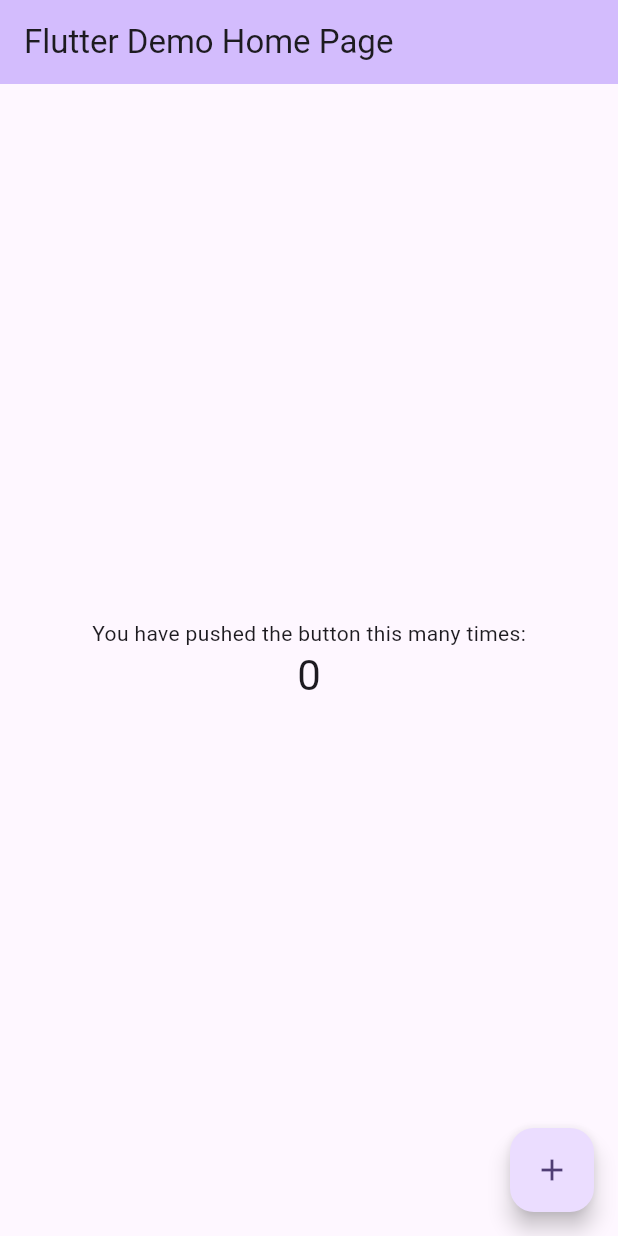
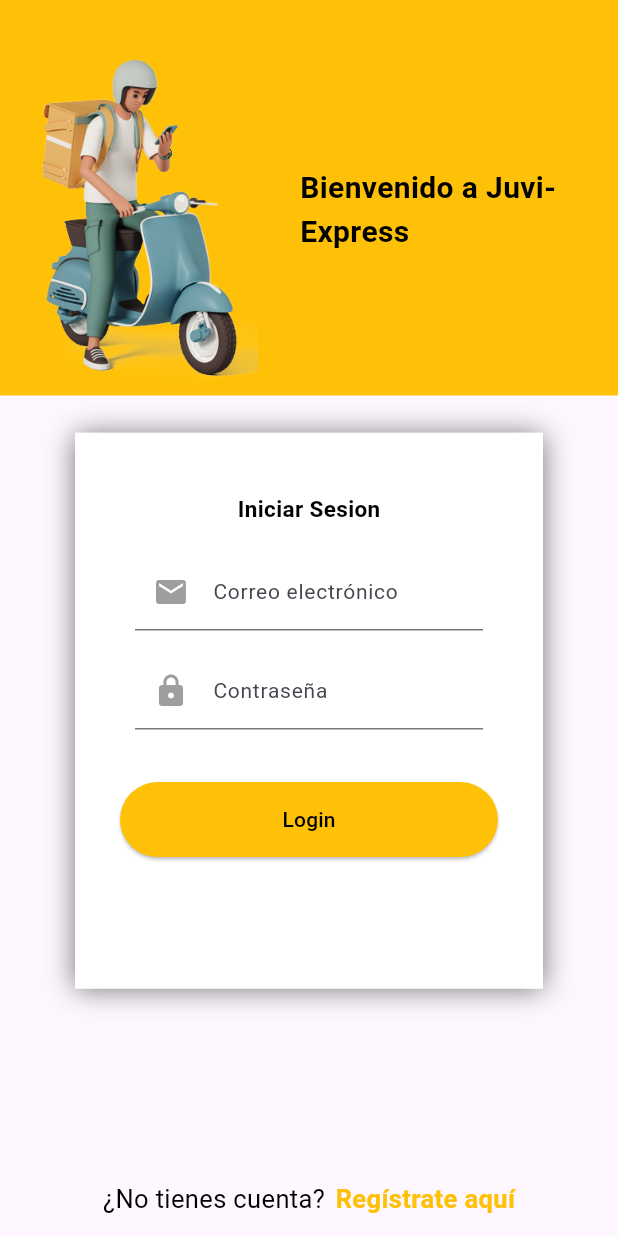
Before and after one commit to Jhonathan-Pizarra/PROYECTO_Juvi-Express, a Flutter app: the screen it shows after launch, on a phone screen of 412 x 824 dp. Run offline on Flutter 3.47's test engine with Material 3 defaults, Android fonts, the light colour scheme and no system bars; our stand-ins replace get.

Commit message:
Desing-Login

```diff
--- a/juvi_express/lib/main.dart
+++ b/juvi_express/lib/main.dart
@@ -1,125 +1,62 @@
 import 'package:flutter/material.dart';
+import 'package:get/get.dart';
+import 'package:juvi_express/src/pages/login/login_page.dart';
 
 void main() {
   runApp(const MyApp());
 }
 
-class MyApp extends StatelessWidget {
+class MyApp extends StatefulWidget {
   const MyApp({super.key});
 
-  // This widget is the root of your application.
+  @override
+  State<MyApp> createState() => _MyAppState();
+}
+
+class _MyAppState extends State<MyApp> {
+
+  @override
+  void initState() {
+    // TODO: implement initState
+    super.initState();
+  }
+
   @override
   Widget build(BuildContext context) {
-    return MaterialApp(
-      title: 'Flutter Demo',
+    return GetMaterialApp(
+      title: "Juvi-Express",
+      debugShowCheckedModeBanner: false,
       theme: ThemeData(
-        // This is the theme of your application.
-        //
-        // TRY THIS: Try running your application with "flutter run". You'll see
-        // the application has a purple toolbar. Then, without quitting the app,
-        // try changing the seedColor in the colorScheme below to Colors.green
-        // and then invoke "hot reload" (save your changes or press the "hot
-        // reload" button in a Flutter-supported IDE, or press "r" if you used
-        // the command line to start the app).
-        //
-        // Notice that the counter didn't reset back to zero; the application
-        // state is not lost during the reload. To reset the state, use hot
-        // restart instead.
-        //
-        // This works for code too, not just values: Most code changes can be
-        // tested with just a hot reload.
-        colorScheme: ColorScheme.fromSeed(seedColor: Colors.deepPurple),
-        useMaterial3: true,
+        primaryColor: Colors.amber, // Color principal de la aplicación
+        inputDecorationTheme: InputDecorationTheme(
+          focusedBorder: UnderlineInputBorder(
+            borderSide: BorderSide(color: Colors.amber), // Color del borde cuando está enfocado
+          ),
+        ),
       ),
-      home: const MyHomePage(title: 'Flutter Demo Home Page'),
+      initialRoute: '/',
+      getPages: [
+        GetPage(name: '/', page: ()=> LoginPage())
+      ],
+      navigatorKey: Get.key,
     );
   }
 }
 
-class MyHomePage extends StatefulWidget {
-  const MyHomePage({super.key, required this.title});
-
-  // This widget is the home page of your application. It is stateful, meaning
-  // that it has a State object (defined below) that contains fields that affect
-  // how it looks.
-
-  // This class is the configuration for the state. It holds the values (in this
-  // case the title) provided by the parent (in this case the App widget) and
-  // used by the build method of the State. Fields in a Widget subclass are
-  // always marked "final".
-
-  final String title;
-
-  @override
-  State<MyHomePage> createState() => _MyHomePageState();
-}
-
-class _MyHomePageState extends State<MyHomePage> {
-  int _counter = 0;
-
-  void _incrementCounter() {
-    setState(() {
-      // This call to setState tells the Flutter framework that something has
-      // changed in this State, which causes it to rerun the build method below
-      // so that the display can reflect the updated values. If we changed
-      // _counter without calling setState(), then the build method would not be
-      // called again, and so nothing would appear to happen.
-      _counter++;
-    });
-  }
-
-  @override
-  Widget build(BuildContext context) {
-    // This method is rerun every time setState is called, for instance as done
-    // by the _incrementCounter method above.
-    //
-    // The Flutter framework has been optimized to make rerunning build methods
-    // fast, so that you can just rebuild anything that needs updating rather
-    // than having to individually change instances of widgets.
-    return Scaffold(
-      appBar: AppBar(
-        // TRY THIS: Try changing the color here to a specific color (to
-        // Colors.amber, perhaps?) and trigger a hot reload to see the AppBar
-        // change color while the other colors stay the same.
-        backgroundColor: Theme.of(context).colorScheme.inversePrimary,
-        // Here we take the value from the MyHomePage object that was created by
-        // the App.build method, and use it to set our appbar title.
-        title: Text(widget.title),
-      ),
-      body: Center(
-        // Center is a layout widget. It takes a single child and positions it
-        // in the middle of the parent.
-        child: Column(
-          // Column is also a layout widget. It takes a list of children and
-          // arranges them vertically. By default, it sizes itself to fit its
-          // children horizontally, and tries to be as tall as its parent.
-          //
-          // Column has various properties to control how it sizes itself and
-          // how it positions its children. Here we use mainAxisAlignment to
-          // center the children vertically; the main axis here is the vertical
-          // axis because Columns are vertical (the cross axis would be
-          // horizontal).
-          //
-          // TRY THIS: Invoke "debug painting" (choose the "Toggle Debug Paint"
-          // action in the IDE, or press "p" in the console), to see the
-          // wireframe for each widget.
-          mainAxisAlignment: MainAxisAlignment.center,
-          children: <Widget>[
-            const Text(
-              'You have pushed the button this many times:',
-            ),
-            Text(
-              '$_counter',
-              style: Theme.of(context).textTheme.headlineMedium,
-            ),
-          ],
-        ),
-      ),
-      floatingActionButton: FloatingActionButton(
-        onPressed: _incrementCounter,
-        tooltip: 'Increment',
-        child: const Icon(Icons.add),
-      ), // This trailing comma makes auto-formatting nicer for build methods.
-    );
-  }
-}
+/*
+theme: ThemeData(
+        primaryColor: Colors.amber,
+        colorScheme: ColorScheme(
+          primary: Colors.amber,
+          secondary: Colors.amberAccent,
+          onBackground: Colors.grey,
+          brightness: Brightness.light,
+          onPrimary: Colors.amber,
+          surface: Colors.white,
+          onSurface: Colors.grey,
+          error: Colors.red,
+          onError: Colors.red,
+          onSecondary: Colors.amber,
+          //background: Colors.grey,
+        )
+        */
--- /dev/null
+++ b/juvi_express/lib/src/pages/login/login_page.dart
@@ -0,0 +1,258 @@
+import 'package:flutter/material.dart';
+
+class LoginPage extends StatelessWidget {
+  const LoginPage({super.key});
+
+  @override
+  Widget build(BuildContext context) {
+    return Scaffold(
+      bottomNavigationBar: Container(
+        height: 50,
+        child: _textDontHaveAccount(),
+      ),
+      body: Stack(
+        children: [
+          _backgroundCover(context),
+          _boxForm(context),
+          Column(
+            children: [
+              _imageAndTextRow(context), // Cambiamos esto
+            ],
+          )
+        ],
+      ),
+    );
+  }
+
+//SCREEN GENERAL
+  Widget _backgroundCover(BuildContext context) {
+    return Container(
+      width: double.infinity,
+      height: MediaQuery.of(context).size.height * 0.32,
+      color: Colors.amber,
+    );
+  }
+
+  Widget _textAppName() {
+    return Flexible(
+      child: Text(
+        'Bienvenido a Juvi-Express',
+        style: TextStyle(
+            fontSize: 20, fontWeight: FontWeight.bold, color: Colors.black),
+      ),
+    );
+  }
+
+  Widget _imageCover() {
+    return SafeArea(
+      child: Container(
+        margin: EdgeInsets.only(top: 20),
+        child: Image.asset(
+          'assets/img/deliveryC.png',
+          width: 200,
+          height: 220,
+        ),
+      ),
+    );
+  }
+
+  Widget _imageAndTextRow(BuildContext context) {
+    return SafeArea(
+      child: Container(
+        margin: EdgeInsets.only(top: 20),
+        //padding: EdgeInsets.symmetric(horizontal: 2), // Agrega padding horizontal
+        child: Row(
+          mainAxisAlignment: MainAxisAlignment.center,
+          children: [
+            _imageCover(),
+            //SizedBox(width: 1), // Espacio entre la imagen y el texto
+            _textAppName(),
+          ],
+        ),
+      ),
+    );
+  }
+
+  Widget _textDontHaveAccount() {
+    return Row(
+      mainAxisAlignment: MainAxisAlignment.center,
+      children: [
+        Text(
+          "¿No tienes cuenta?",
+          style: TextStyle(
+            color: Colors.black,
+            fontSize: 17,
+          ),
+        ),
+        SizedBox(
+          width: 7,
+        ),
+        Text(
+          "Regístrate aquí",
+          style: TextStyle(
+            color: Colors.amber,
+            fontWeight: FontWeight.bold,
+            fontSize: 17,
+          ),
+        ),
+      ],
+    );
+  }
+
+//LOGIN SECTION
+  Widget _boxForm(BuildContext context){
+
+    return Container(
+      height: MediaQuery.of(context).size.height*0.45,
+      margin: EdgeInsets.only(top: MediaQuery.of(context).size.height*0.35,left: 50, right: 50),
+      decoration: BoxDecoration(
+        color: Colors.white,
+        boxShadow: <BoxShadow>[
+          BoxShadow(
+            color: Colors.black54,
+            blurRadius: 15,
+            offset: Offset(0,0.75)
+          )
+        ]
+      ),
+      child: SingleChildScrollView(
+        child: Column(
+          children: [
+            _textYourInfo(),
+            _textFieldEmail(),
+            _textFieldPassword(),
+            _buttonLogin()
+          ],
+        ),
+      ),
+
+    );
+
+  }
+
+  Widget _textYourInfo(){
+    return Container(
+      margin: EdgeInsets.only(top: 40, bottom: 10),
+      child: Text(
+        "Iniciar Sesion",
+        style: TextStyle(
+          fontSize: 15, fontWeight: FontWeight.bold, color: Colors.black,
+        )
+      ),
+    );
+  }
+
+/*
+  Widget _textFieldEmail(){
+    return Container(
+      margin: EdgeInsets.symmetric(horizontal: 40),
+      child: TextField(
+        keyboardType: TextInputType.emailAddress,
+        decoration: InputDecoration(
+          hintText: "Correo electronico",
+          prefixIcon: Icon(Icons.email)
+        ),
+      ),
+    );
+  }*/
+
+
+   Widget _textFieldEmail() {
+    return Container(
+      margin: EdgeInsets.symmetric(horizontal: 40, vertical: 10), // Agregar margen vertical
+      child: Theme(
+        data: ThemeData(
+          primaryColor: Colors.amber, // Cambiar el color principal
+          inputDecorationTheme: InputDecorationTheme(
+            focusedBorder: UnderlineInputBorder(
+              borderSide: BorderSide(color: Colors.amber),
+            ),
+            prefixIconColor: MaterialStateColor.resolveWith(
+              (states) => states.contains(MaterialState.focused) ? Colors.amber : Colors.grey,
+            ),
+          ),
+        ),
+        child: TextField(
+          keyboardType: TextInputType.emailAddress,
+          decoration: InputDecoration(
+            hintText: "Correo electrónico",
+            prefixIcon: Icon(Icons.email),
+            contentPadding: EdgeInsets.symmetric(vertical: 15), // Ajustar el padding vertical
+          ),
+          style: TextStyle(fontSize: 14), // Ajustar el tamaño del texto
+        ),
+      ),
+    );
+  }
+
+/*
+  Widget _textFieldPassword(){
+    return Container(
+      margin: EdgeInsets.symmetric(horizontal: 40),
+      child: TextField(
+        keyboardType: TextInputType.text,
+        obscureText: true,
+        decoration: InputDecoration(
+          hintText: "Contraseña",
+          prefixIcon: Icon(Icons.lock),
+          contentPadding: EdgeInsets.symmetric(vertical: 15), // Ajustar el padding vertical
+        ),
+        style: TextStyle(fontSize: 14), // Ajustar el tamaño del texto
+      ),
+    );
+  }
+  */
+
+  Widget _buttonLogin(){
+    return Container(
+      width: double.infinity,
+      margin: EdgeInsets.symmetric(horizontal: 30, vertical: 30),
+      child: ElevatedButton(
+        onPressed: () => {},
+        style: ElevatedButton.styleFrom(
+          padding: EdgeInsets.symmetric(vertical: 15),
+          backgroundColor: Colors.amber,
+        ),
+        child: Text(
+          "Login",
+          style: TextStyle(
+            color: Colors.black,
+          ),
+        ),
+      ),
+    );
+  }
+
+
+  Widget _textFieldPassword() {
+    return Container(
+      margin: EdgeInsets.symmetric(horizontal: 40, vertical: 5), // Agregar margen vertical
+      child: Theme(
+        data: ThemeData(
+          primaryColor: Colors.amber, // Cambiar el color principal
+          inputDecorationTheme: InputDecorationTheme(
+            focusedBorder: UnderlineInputBorder(
+              borderSide: BorderSide(color: Colors.amber),
+            ),
+            prefixIconColor: MaterialStateColor.resolveWith(
+              (states) => states.contains(MaterialState.focused) ? Colors.amber : Colors.grey,
+            ),
+          ),
+        ),
+        child: TextField(
+          keyboardType: TextInputType.text,
+          obscureText: true,
+          decoration: InputDecoration(
+            hintText: "Contraseña",
+            prefixIcon: Icon(Icons.lock),
+            contentPadding: EdgeInsets.symmetric(vertical: 15), // Ajustar el padding vertical
+          ),
+          style: TextStyle(fontSize: 14), // Ajustar el tamaño del texto
+        ),
+      ),
+    );
+  }
+
+
+
+}
--- a/juvi_express/pubspec.yaml
+++ b/juvi_express/pubspec.yaml
@@ -36,6 +36,8 @@ dependencies:
   # Use with the CupertinoIcons class for iOS style icons.
   cupertino_icons: ^1.0.6
 
+  get: ^4.6.6
+
 dev_dependencies:
   flutter_test:
     sdk: flutter
@@ -59,6 +61,8 @@ flutter:
   uses-material-design: true
 
   # To add assets to your application, add an assets section, like this:
+  assets:
+    - assets/img/
   # assets:
   #   - images/a_dot_burr.jpeg
   #   - images/a_dot_ham.jpeg
```
Also changed, not shown: juvi_express/assets/img/deliveryA.png (added), juvi_express/assets/img/deliveryB.png (added), juvi_express/assets/img/deliveryC.png (added), juvi_express/pubspec.lock.
